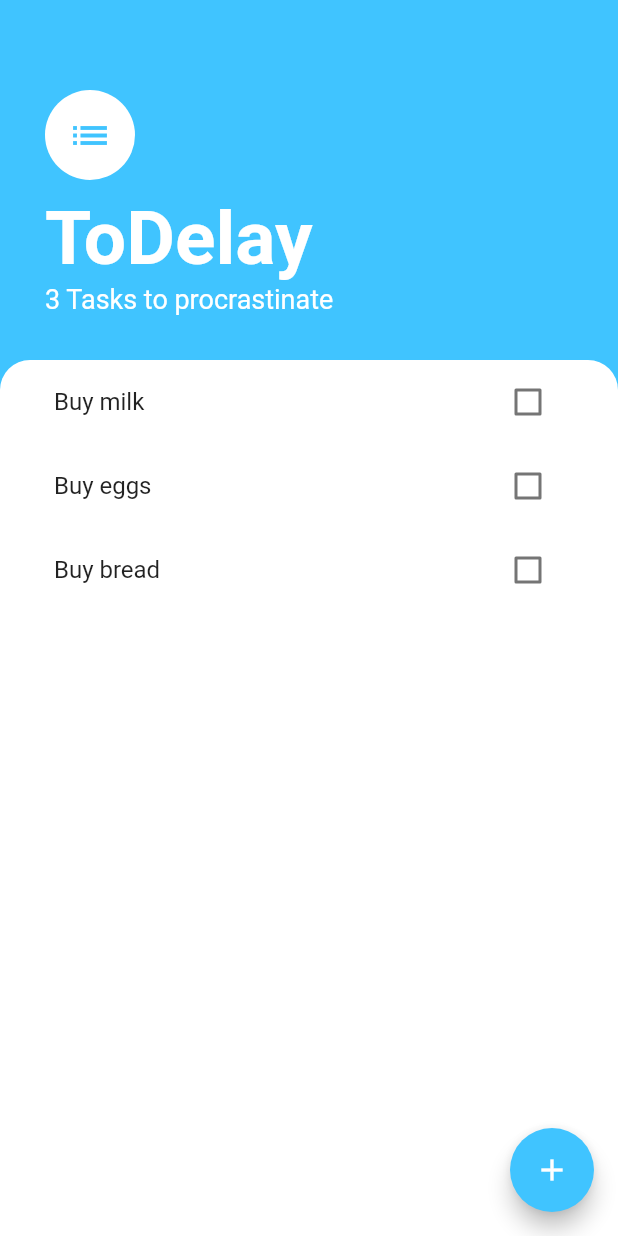
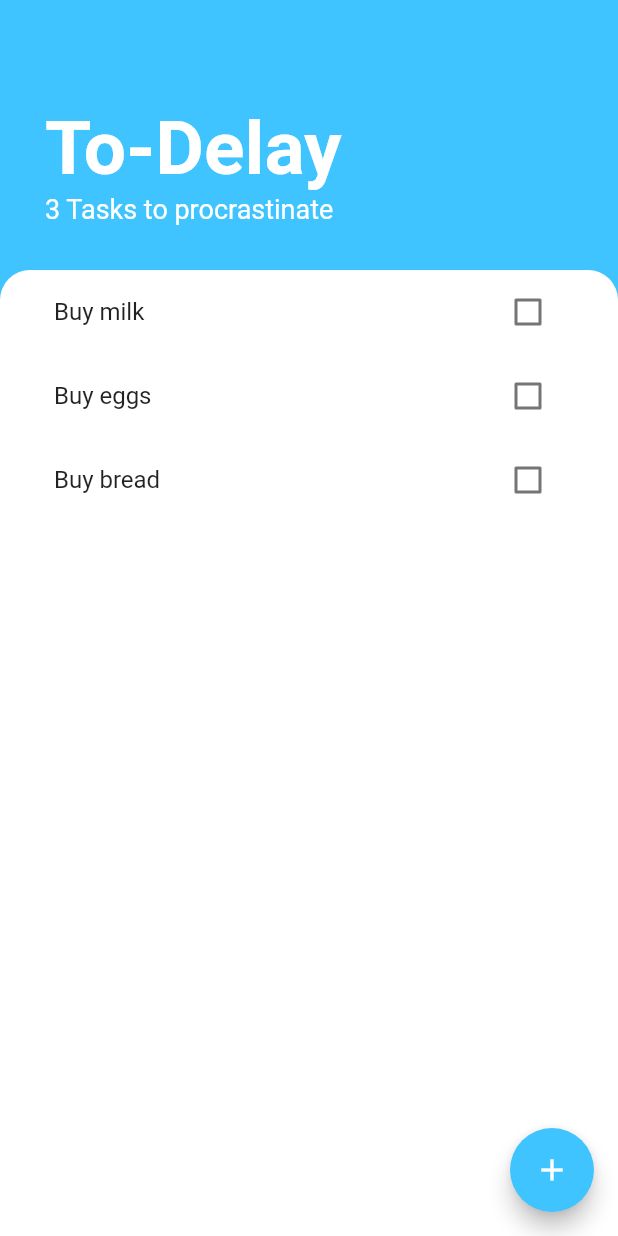
Before and after one commit to jaimecirne/f_helloworld, a Flutter app: the screen it shows after launch, on a phone screen of 412 x 824 dp. Run offline on Flutter 3.47's test engine with Material 2 defaults, Android fonts, the phone set to English and light mode, and no system bars.

Commit message:
renomeio do apk e retirada de botão de menu do topo

```diff
--- a/lib/main.dart
+++ b/lib/main.dart
@@ -11,6 +11,7 @@ class MyApp extends StatelessWidget {
     return ChangeNotifierProvider<TaskData>(
       create: (context) => TaskData(),
       child: MaterialApp(
+        title: 'To-Delay',
         home: TasksScreen(),
       ),
     );
--- a/lib/screens/tasks_screen.dart
+++ b/lib/screens/tasks_screen.dart
@@ -39,20 +39,20 @@ class TasksScreen extends StatelessWidget {
             child: Column(
               crossAxisAlignment: CrossAxisAlignment.start,
               children: <Widget>[
-                CircleAvatar(
-                  child: Icon(
-                    Icons.list,
-                    size: 30.0,
-                    color: Colors.lightBlueAccent,
-                  ),
-                  backgroundColor: Colors.white,
-                  radius: 30.0,
-                ),
+                // CircleAvatar(
+                //   child: Icon(
+                //     Icons.list,
+                //     size: 30.0,
+                //     color: Colors.lightBlueAccent,
+                //   ),
+                //   backgroundColor: Colors.white,
+                //   radius: 30.0,
+                // ),
                 SizedBox(
                   height: 10.0,
                 ),
                 Text(
-                  'ToDelay',
+                  'To-Delay',
                   style: TextStyle(
                     color: Colors.white,
                     fontSize: 50.0,
```
